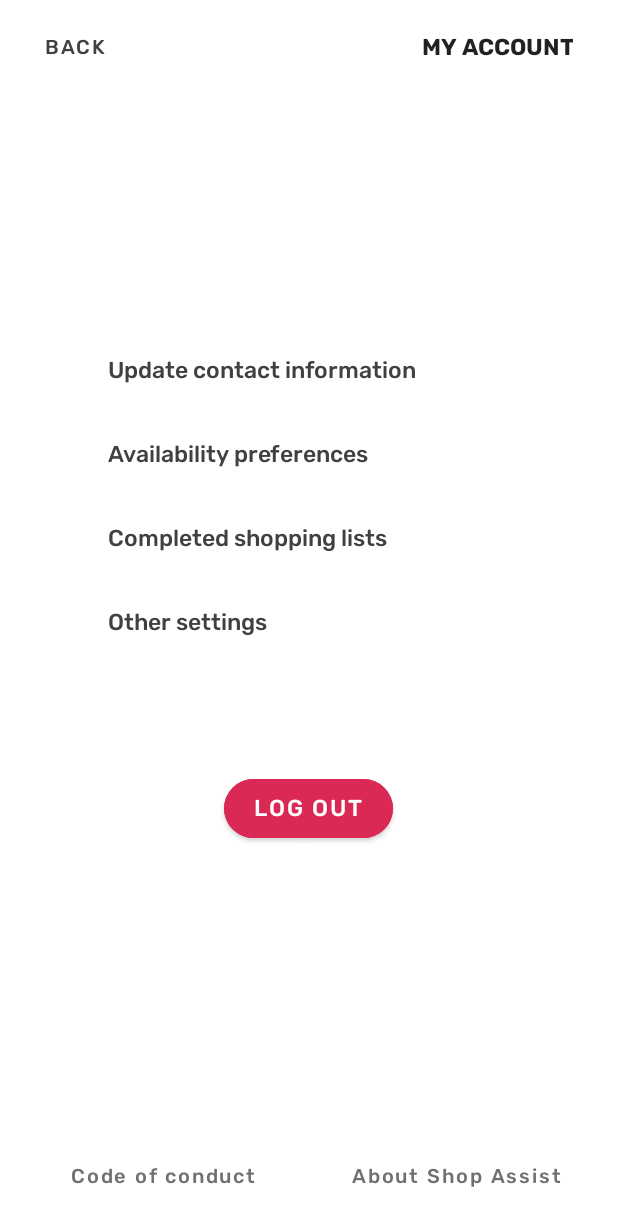
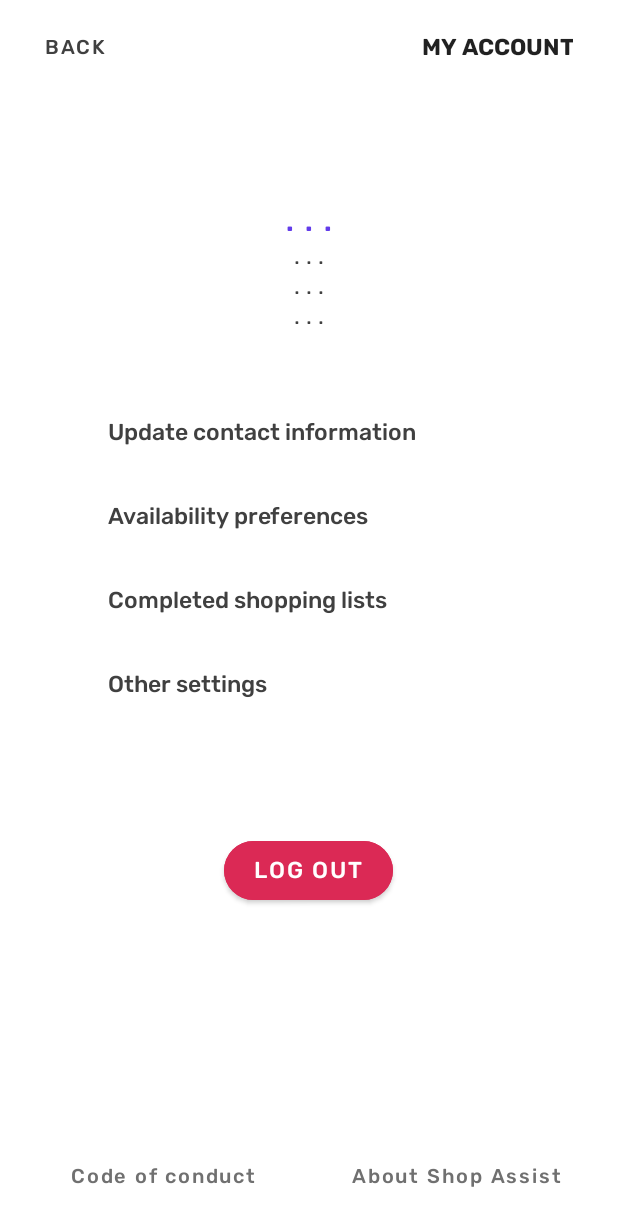
Before and after one commit to wolfOnix/mangofusion, an Android app: the layout activity_my_account.xml on its own in the app's theme, with its tools: preview values and no code run, on a phone screen of 412 x 824 dp. Shown: the top 1226 px of the screen. Run offline under Robolectric (Android 15) with nearby library versions, the phone set to English and light mode, and no system bars.

Commit message:
Three dots placeholders for account details

```diff
--- a/app/src/main/res/layout/activity_my_account.xml
+++ b/app/src/main/res/layout/activity_my_account.xml
@@ -41,7 +41,7 @@
                 android:layout_marginStart="20dp"
                 android:layout_marginEnd="20dp"
                 android:gravity="center"
-                android:text=""
+                android:text=". . ."
                 app:layout_constraintBottom_toBottomOf="parent"
                 app:layout_constraintLeft_toLeftOf="parent"
                 app:layout_constraintRight_toRightOf="parent"
@@ -56,7 +56,7 @@
                 android:layout_marginTop="0dp"
                 android:layout_marginEnd="20dp"
                 android:gravity="center"
-                android:text=""
+                android:text=". . .\n. . .\n. . ."
                 android:textAppearance="@style/TextAppearance.AppCompat.Display1"
                 app:layout_constraintBottom_toBottomOf="parent"
                 app:layout_constraintLeft_toLeftOf="parent"
```
